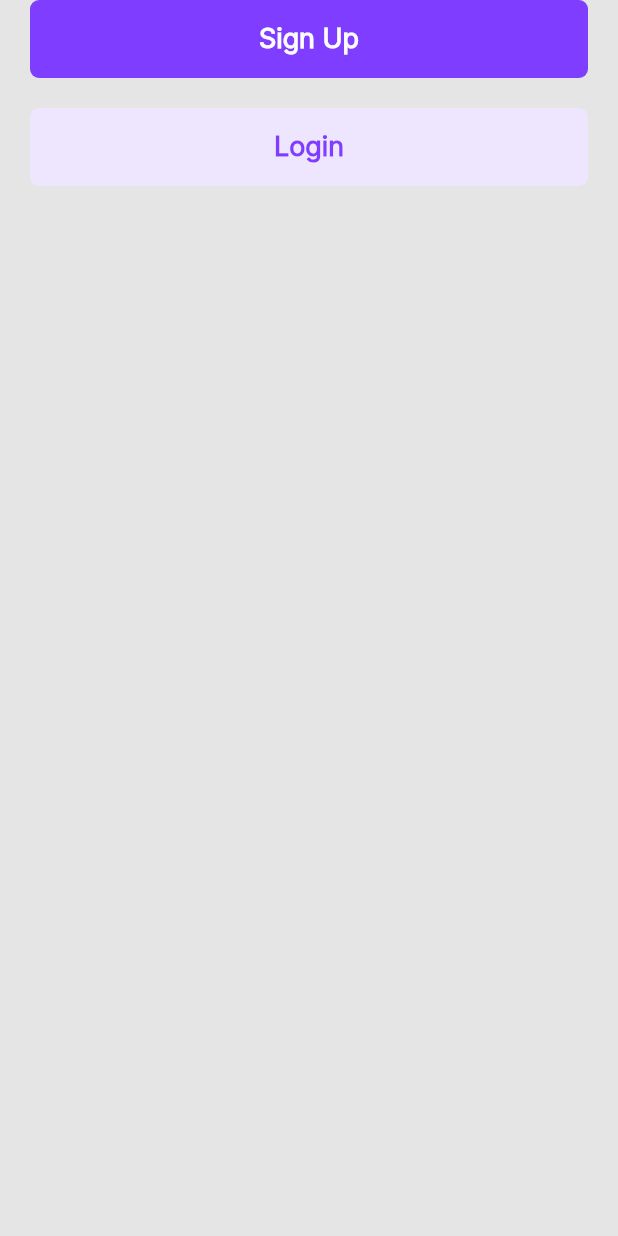
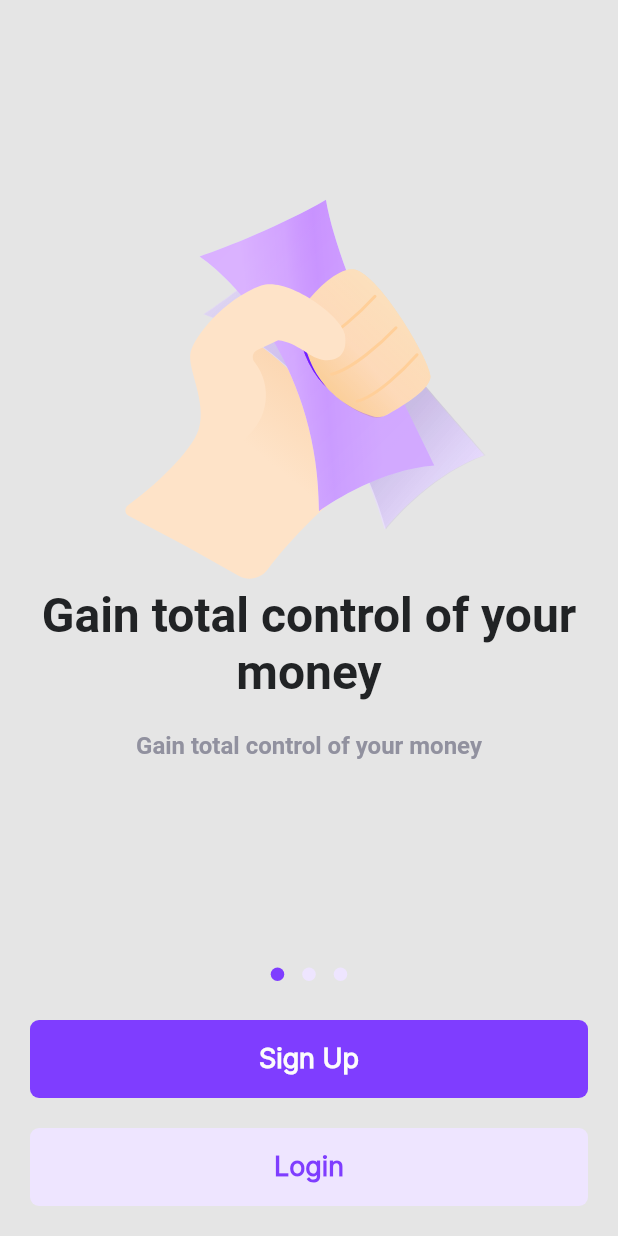
Before and after one commit to lexican/ajopay, a Flutter app: the screen it shows after launch, after a tap on "Sign Up", on a phone screen of 412 x 824 dp. Run offline on Flutter 3.47's test engine with Material 2 defaults, Android fonts, the light colour scheme and no system bars; drawn by our look-alikes of dots_indicator; our stand-ins replace flutter_svg.

Commit message:
feat: added onboarding pageview

```diff
--- a/lib/screens/onboarding/onboarding.dart
+++ b/lib/screens/onboarding/onboarding.dart
@@ -1,5 +1,7 @@
 import 'package:ajopay/utils/utils.dart';
 import 'package:ajopay/widgets/app_button/app_button.dart';
+import 'package:ajopay/widgets/onboarding_card/onboarding_card.dart';
+import 'package:dots_indicator/dots_indicator.dart';
 import 'package:flutter/material.dart';
 
 class OnBoarding extends StatefulWidget {
@@ -10,6 +12,16 @@ class OnBoarding extends StatefulWidget {
 }
 
 class _OnBoardingState extends State<OnBoarding> {
+  final PageController pageViewController = PageController();
+  var pageLength = 3;
+  var currentIndexPage = 0;
+
+  void updatePage(index) {
+    setState(() {
+      currentIndexPage = index;
+    });
+  }
+
   @override
   Widget build(BuildContext context) {
     var size = MediaQuery.of(context).size;
@@ -21,6 +33,51 @@ class _OnBoardingState extends State<OnBoarding> {
           padding: const EdgeInsets.symmetric(horizontal: 20),
           child: Column(
             children: [
+              const SizedBox(
+                height: 20,
+              ),
+              Expanded(
+                  child: PageView(
+                physics: const BouncingScrollPhysics(),
+                controller: pageViewController,
+                onPageChanged: (index) {
+                  updatePage(index);
+                },
+                children: const <Widget>[
+                  OnBoardingCard(
+                    assetImage: "assets/svg/onboarding_icon_1.svg",
+                    title: "Gain total control of your money",
+                    description:
+                        "Become your own money manager and make every cent count",
+                  ),
+                  OnBoardingCard(
+                    assetImage: "assets/svg/onboarding_icon_2.svg",
+                    title: "Know where your money goes",
+                    description:
+                        "Track your transaction easily, with categories and financial report",
+                  ),
+                  OnBoardingCard(
+                    assetImage: "assets/svg/onboarding_icon_3.svg",
+                    title: "Planning ahead",
+                    description:
+                        "Setup your budget for each category so you in control",
+                  )
+                ],
+              )),
+              const SizedBox(
+                height: 20,
+              ),
+              DotsIndicator(
+                dotsCount: pageLength,
+                position: currentIndexPage.toDouble(),
+                decorator: const DotsDecorator(
+                  color: greyColor, // Inactive color
+                  activeColor: primaryColor,
+                ),
+              ),
+              const SizedBox(
+                height: 20,
+              ),
               AppButton(
                   onPressed: () {},
                   textColor: baseLightColor,
@@ -34,6 +91,9 @@ class _OnBoardingState extends State<OnBoarding> {
                   textColor: primaryColor,
                   buttonColor: greyColor,
                   buttonText: "Login"),
+              const SizedBox(
+                height: 20,
+              ),
             ],
           ),
         ),
--- a/lib/utils/utils.dart
+++ b/lib/utils/utils.dart
@@ -4,3 +4,5 @@ const primaryColor = Color(0xFF7F3DFF);
 const baseLightColor = Color(0xFFFCFCFC);
 const greyColor = Color(0xFFEEE5FF);
 const backgroundColor = Color(0xFFE5E5E5);
+const baseBlack = Color(0xFF212325);
+const baseBlackLight = Color(0XFF91919F);
--- /dev/null
+++ b/lib/widgets/onboarding_card/onboarding_card.dart
@@ -0,0 +1,41 @@
+import 'package:ajopay/utils/utils.dart';
+import 'package:flutter/material.dart';
+import 'package:flutter_svg/flutter_svg.dart';
+
+class OnBoardingCard extends StatelessWidget {
+  final String title;
+  final String description;
+  final String assetImage;
+  const OnBoardingCard(
+      {Key? key,
+      required this.title,
+      required this.description,
+      required this.assetImage})
+      : super(key: key);
+
+  @override
+  Widget build(BuildContext context) {
+    return Column(
+      mainAxisAlignment: MainAxisAlignment.center,
+      crossAxisAlignment: CrossAxisAlignment.center,
+      children: [
+        SvgPicture.asset(assetImage),
+        Text(
+          title,
+          textAlign: TextAlign.center,
+          style: const TextStyle(
+              color: baseBlack, fontSize: 32, fontWeight: FontWeight.w700),
+        ),
+        const SizedBox(
+          height: 20,
+        ),
+        Text(
+          title,
+          textAlign: TextAlign.center,
+          style: const TextStyle(
+              color: baseBlackLight, fontSize: 16, fontWeight: FontWeight.w700),
+        ),
+      ],
+    );
+  }
+}
```
Also changed, not shown: pubspec.yaml (+6 -3 lines), assets/svg/onboarding_icon_1.svg (added), assets/svg/onboarding_icon_2.svg (added), assets/svg/onboarding_icon_3.svg (added), pubspec.lock.
